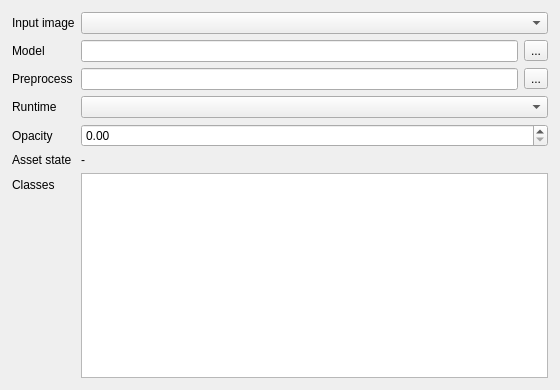
Qt form XVision/XvFuncCollection/XvFuncSystem/Segmentation/HSemanticSegmentationWdg.ui (peopleyoung/XVision) before a commit.
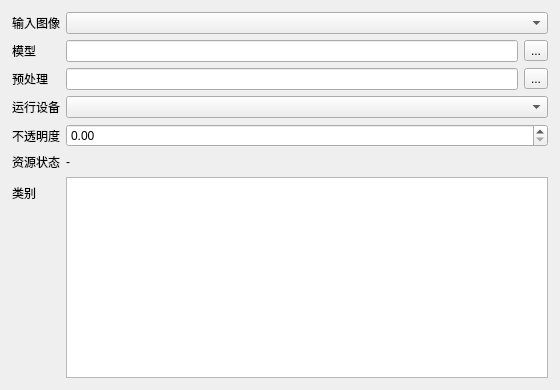
The same form after that commit.

```diff
--- a/XVision/XvFuncCollection/XvFuncSystem/Segmentation/HSemanticSegmentationWdg.ui
+++ b/XVision/XvFuncCollection/XvFuncSystem/Segmentation/HSemanticSegmentationWdg.ui
@@ -14,29 +14,29 @@
    <item>
     <layout class="QFormLayout" name="formLayout">
      <property name="fieldGrowthPolicy"><enum>QFormLayout::AllNonFixedFieldsGrow</enum></property>
-     <item row="0" column="0"><widget class="QLabel" name="lbInputImage"><property name="text"><string>Input image</string></property></widget></item>
+     <item row="0" column="0"><widget class="QLabel" name="lbInputImage"><property name="text"><string>输入图像</string></property></widget></item>
      <item row="0" column="1"><widget class="QComboBox" name="cmbInputImage"/></item>
-     <item row="1" column="0"><widget class="QLabel" name="lbModel"><property name="text"><string>Model</string></property></widget></item>
+     <item row="1" column="0"><widget class="QLabel" name="lbModel"><property name="text"><string>模型</string></property></widget></item>
      <item row="1" column="1">
       <layout class="QHBoxLayout" name="modelLayout">
        <item><widget class="QLineEdit" name="letModel"><property name="readOnly"><bool>true</bool></property></widget></item>
        <item><widget class="QToolButton" name="btnModel"><property name="text"><string>...</string></property></widget></item>
       </layout>
      </item>
-     <item row="2" column="0"><widget class="QLabel" name="lbPreprocess"><property name="text"><string>Preprocess</string></property></widget></item>
+     <item row="2" column="0"><widget class="QLabel" name="lbPreprocess"><property name="text"><string>预处理</string></property></widget></item>
      <item row="2" column="1">
       <layout class="QHBoxLayout" name="preprocessLayout">
        <item><widget class="QLineEdit" name="letPreprocess"><property name="readOnly"><bool>true</bool></property></widget></item>
        <item><widget class="QToolButton" name="btnPreprocess"><property name="text"><string>...</string></property></widget></item>
       </layout>
      </item>
-     <item row="3" column="0"><widget class="QLabel" name="lbRuntime"><property name="text"><string>Runtime</string></property></widget></item>
+     <item row="3" column="0"><widget class="QLabel" name="lbRuntime"><property name="text"><string>运行设备</string></property></widget></item>
      <item row="3" column="1"><widget class="QComboBox" name="cmbRuntime"/></item>
-     <item row="4" column="0"><widget class="QLabel" name="lbOpacity"><property name="text"><string>Opacity</string></property></widget></item>
+     <item row="4" column="0"><widget class="QLabel" name="lbOpacity"><property name="text"><string>不透明度</string></property></widget></item>
      <item row="4" column="1"><widget class="QDoubleSpinBox" name="dsbOpacity"/></item>
-     <item row="5" column="0"><widget class="QLabel" name="lbAssetState"><property name="text"><string>Asset state</string></property></widget></item>
+     <item row="5" column="0"><widget class="QLabel" name="lbAssetState"><property name="text"><string>资源状态</string></property></widget></item>
      <item row="5" column="1"><widget class="QLabel" name="lbAssetStateVal"><property name="text"><string>-</string></property><property name="wordWrap"><bool>true</bool></property></widget></item>
-     <item row="6" column="0"><widget class="QLabel" name="lbClasses"><property name="text"><string>Classes</string></property></widget></item>
+     <item row="6" column="0"><widget class="QLabel" name="lbClasses"><property name="text"><string>类别</string></property></widget></item>
      <item row="6" column="1"><widget class="QPlainTextEdit" name="ptxClasses"><property name="readOnly"><bool>true</bool></property><property name="maximumBlockCount"><number>256</number></property></widget></item>
     </layout>
    </item>
```
Left out of the diff: 2 changed lines with no effect on the pictures.
